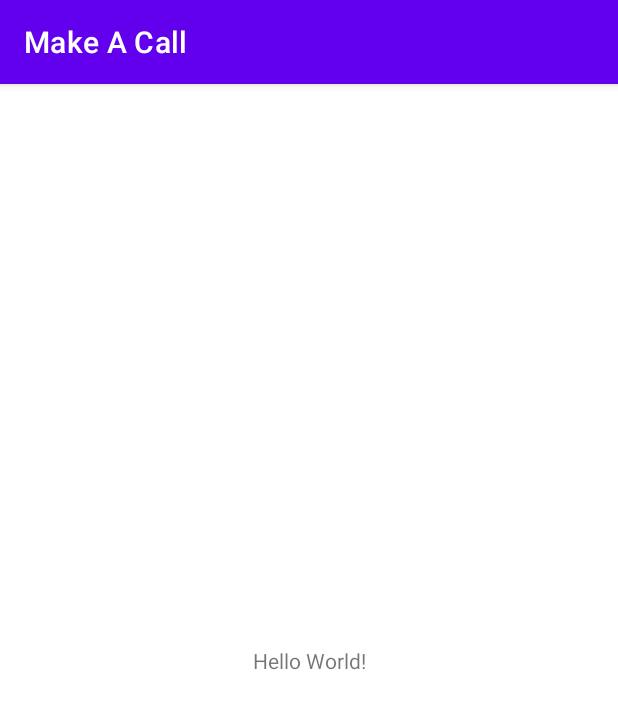
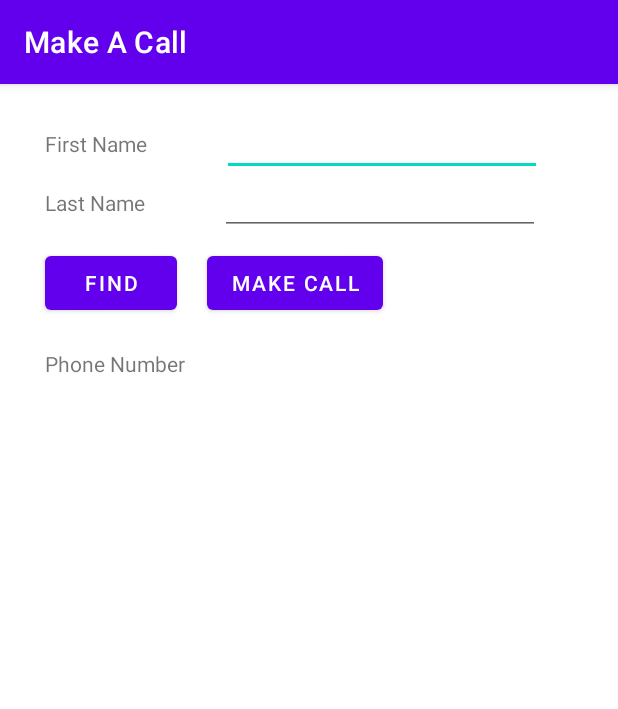
Before and after one commit to srparton/Make_A_Call, an Android app: the screen it shows after launch (MainActivity), on a phone screen of 412 x 824 dp. Shown: the top 709 px of the screen. Run offline under Robolectric (Android 15) with nearby library versions, the phone set to English and light mode, and no system bars.

Commit message:
Updated User interface in activity_main.xml

```diff
--- a/app/src/main/res/layout/activity_main.xml
+++ b/app/src/main/res/layout/activity_main.xml
@@ -6,13 +6,87 @@
     android:layout_height="match_parent"
     tools:context=".MainActivity">
 
+    <!-- Row 1 -->
     <TextView
+        android:id="@+id/textview_fname"
         android:layout_width="wrap_content"
         android:layout_height="wrap_content"
-        android:text="Hello World!"
-        app:layout_constraintBottom_toBottomOf="parent"
-        app:layout_constraintLeft_toLeftOf="parent"
-        app:layout_constraintRight_toRightOf="parent"
-        app:layout_constraintTop_toTopOf="parent" />
+        android:text="First Name"
+        app:layout_constraintTop_toTopOf="parent"
+        app:layout_constraintStart_toStartOf="parent"
+        android:layout_marginStart="30dp"
+        android:layout_marginTop="30dp"
+        />
+
+    <EditText
+        android:id="@+id/fname"
+        android:layout_width="wrap_content"
+        android:layout_height="wrap_content"
+        app:layout_constraintBaseline_toBaselineOf="@+id/textview_fname"
+        app:layout_constraintStart_toEndOf="@+id/textview_fname"
+        android:layout_marginStart="50dp"
+        android:ems="10"
+        android:inputType="text"
+        />
+
+    <!-- Row 2 -->
+    <TextView
+        android:id="@+id/textview_lname"
+        android:layout_width="wrap_content"
+        android:layout_height="wrap_content"
+        android:text="Last Name"
+        app:layout_constraintTop_toBottomOf="@+id/textview_fname"
+        app:layout_constraintStart_toStartOf="parent"
+        android:layout_marginStart="30dp"
+        android:layout_marginTop="20dp"
+        />
+
+    <EditText
+        android:id="@+id/lname"
+        android:layout_width="wrap_content"
+        android:layout_height="wrap_content"
+        app:layout_constraintBaseline_toBaselineOf="@+id/textview_lname"
+        app:layout_constraintStart_toEndOf="@+id/textview_lname"
+        android:layout_marginStart="50dp"
+        android:ems="10"
+        android:inputType="text"
+        />
+
+    <!-- Row 3 -->
+    <Button
+        android:id="@+id/find"
+        android:layout_width="wrap_content"
+        android:layout_height="wrap_content"
+        app:layout_constraintStart_toStartOf="parent"
+        app:layout_constraintTop_toBottomOf="@+id/textview_lname"
+        android:layout_marginStart="30dp"
+        android:layout_marginTop="20dp"
+        android:text="Find"
+        android:onClick="find"
+        />
+
+    <Button
+        android:id="@+id/make_call"
+        android:layout_width="wrap_content"
+        android:layout_height="wrap_content"
+        app:layout_constraintStart_toEndOf="@+id/find"
+        app:layout_constraintBaseline_toBaselineOf="@+id/find"
+        android:layout_marginStart="20dp"
+        android:layout_marginTop="20dp"
+        android:text="Make Call"
+        android:onClick="makeCall"
+        />
+
+    <!-- Row 3 -->
+    <TextView
+        android:id="@+id/phone_number"
+        android:layout_width="wrap_content"
+        android:layout_height="wrap_content"
+        app:layout_constraintTop_toBottomOf="@+id/find"
+        app:layout_constraintStart_toStartOf="parent"
+        android:layout_marginTop="20dp"
+        android:layout_marginStart="30dp"
+        android:text="Phone Number"
+        />
 
 </androidx.constraintlayout.widget.ConstraintLayout>
```
